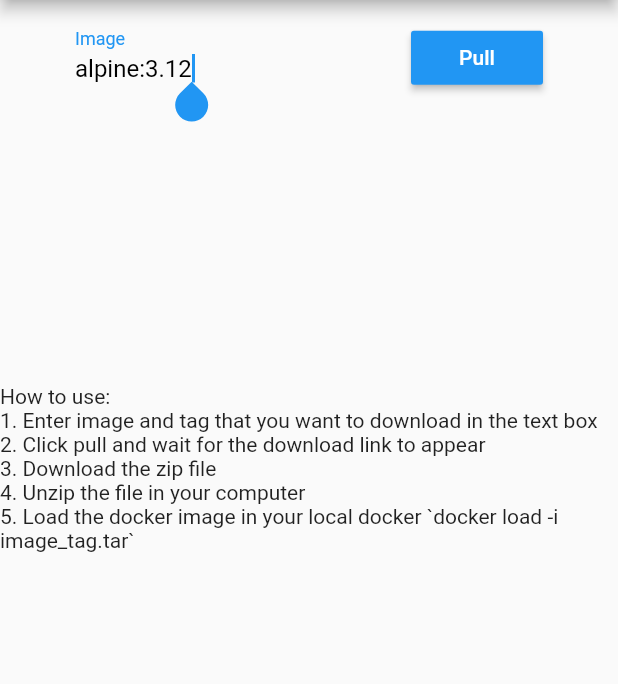
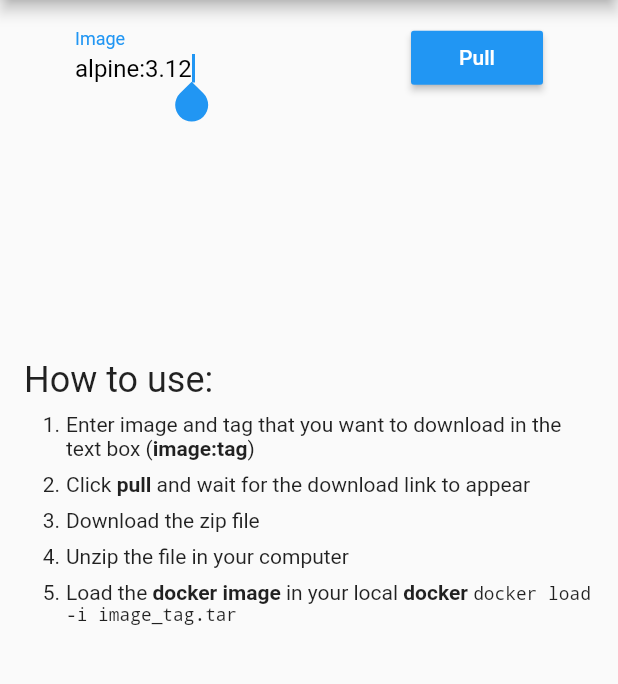
Before and after one commit to jadolg/DockerImageSaveApplication, a Flutter app: the screen it shows after launch, on a phone screen of 412 x 824 dp, the part 84-768 px from its top. Run offline on Flutter 3.47's test engine with Material 2 defaults, Android fonts, the phone set to English and light mode, and no system bars; our stand-ins replace flutter_markdown; missing offline and left inert: filesize.

Commit message:
Add some styling to the how to use text

```diff
--- a/lib/main.dart
+++ b/lib/main.dart
@@ -6,6 +6,7 @@ import 'package:flutter/rendering.dart';
 import 'package:http/http.dart' as http;
 import 'package:url_launcher/url_launcher.dart';
 import 'package:filesize/filesize.dart';
+import 'package:flutter_markdown/flutter_markdown.dart';
 
 void main() {
   runApp(MyApp());
@@ -130,16 +131,24 @@ class _MyHomePageState extends State<MyHomePage> {
                 )
               ],
             ),
-            _imageURL == ""
-                ? Text("")
-                : MaterialButton(
+            Visibility(
+              maintainSize: true,
+              maintainAnimation: true,
+              maintainState: true,
+              visible: _imageURL != "",
+              child: MaterialButton(
                 onPressed: () => launch(_imageURL),
                 child: Text(
                     "${_imageURL.replaceFirst("https://dockerimagesave.copincha.org/download/", "")} [${filesize(_imageSize)}]"),
                 textColor: Colors.lightBlueAccent,
               ),
-            _imageURL == "" && !_fieldsEnabled
-                ? Column(
+            ),
+            Visibility(
+              maintainSize: true,
+              maintainAnimation: true,
+              maintainState: true,
+              visible: _imageURL == "" && !_fieldsEnabled,
+              child: Column(
                 children: [
                   Padding(
                     padding: const EdgeInsets.fromLTRB(0, 0, 0, 20),
@@ -149,22 +158,23 @@ class _MyHomePageState extends State<MyHomePage> {
                   ),
                   Text("Obtaining"),
                 ],
-                  )
-                : Text(""),
-            _errorMessage != "" ? Text(_errorMessage) : Text(""),
-            Expanded(
-              child: Align(
-                alignment: Alignment.bottomCenter,
-                child: Padding(
-                  padding: const EdgeInsets.fromLTRB(0, 0, 0, 400),
-                  child: Text("How to use:\n"
-                      "1. Enter image and tag that you want to download in the text box\n"
-                      "2. Click pull and wait for the download link to appear\n"
+              ),
+            ),
+            Visibility(
+                maintainSize: true,
+                maintainAnimation: true,
+                maintainState: true,
+                visible: _errorMessage != "",
+                child: Text(_errorMessage)),
+            Flexible(
+              child: Markdown(
+                  selectable: true,
+                  data: "# How to use:\n"
+                      "1. Enter image and tag that you want to download in the text box (**image:tag**)\n"
+                      "2. Click **pull** and wait for the download link to appear\n"
                       "3. Download the zip file\n"
                       "4. Unzip the file in your computer\n"
-                      "5. Load the docker image in your local docker `docker load -i image_tag.tar`"),
-                ),
-              ),
+                      "5. Load the **docker image** in your local **docker** `docker load -i image_tag.tar`"),
             ),
           ],
         ),
--- a/pubspec.yaml
+++ b/pubspec.yaml
@@ -31,6 +31,7 @@ dependencies:
   # Use with the CupertinoIcons class for iOS style icons.
   cupertino_icons: ^1.0.2
   filesize: ^2.0.1
+  flutter_markdown: ^0.6.2
 
 dev_dependencies:
   flutter_test:
```
Also changed, not shown: pubspec.lock. Lines whose indentation alone changed are shown as unchanged.
